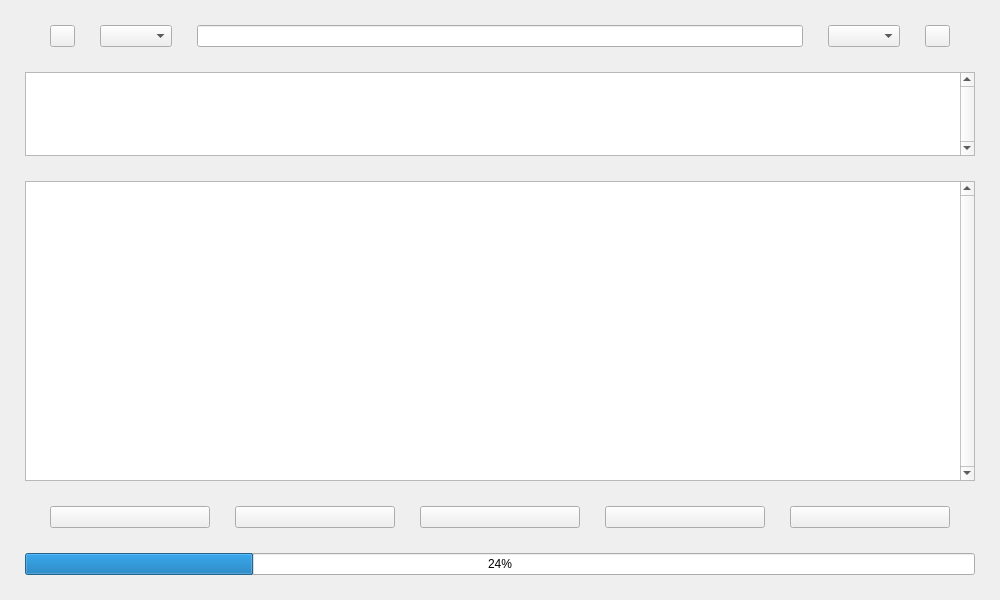
The window that src/frontend/gui/ui/sisyphus.ui (redcorelinux/sisyphus) describes before a commit, drawn with Qt 5.
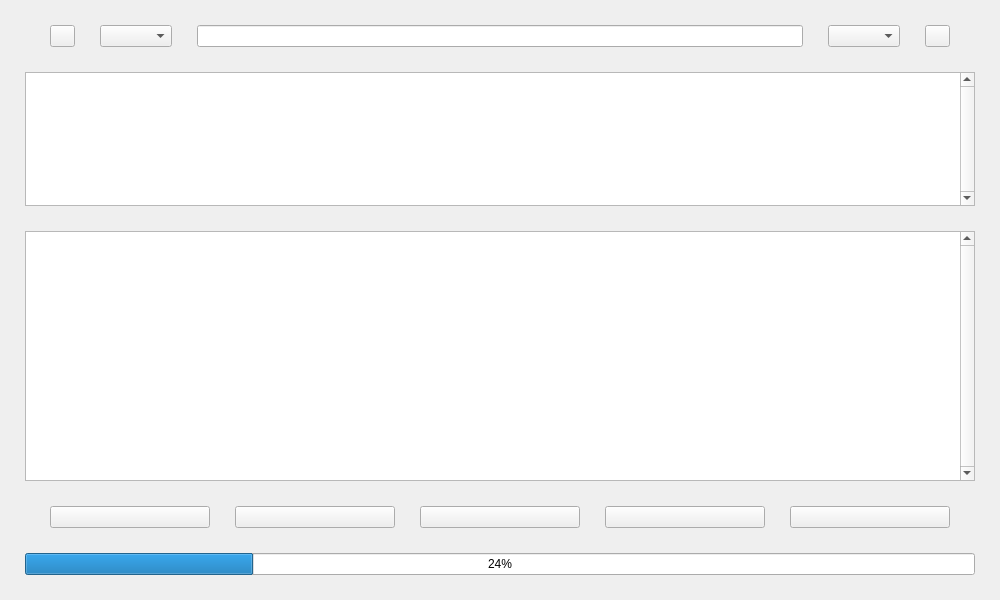
The same window after the commit. Icons and pictures are not drawn.

Commit message: sisyphus-gui : adjust other UI elements to the new vertical resolution

The edit to the form file:
```diff
--- a/src/frontend/gui/ui/sisyphus.ui
+++ b/src/frontend/gui/ui/sisyphus.ui
@@ -331,13 +331,7 @@
       <property name="minimumSize">
        <size>
         <width>0</width>
-        <height>300</height>
-       </size>
-      </property>
-      <property name="maximumSize">
-       <size>
-        <width>16777215</width>
-        <height>300</height>
+        <height>250</height>
        </size>
       </property>
       <property name="toolTip">
```
